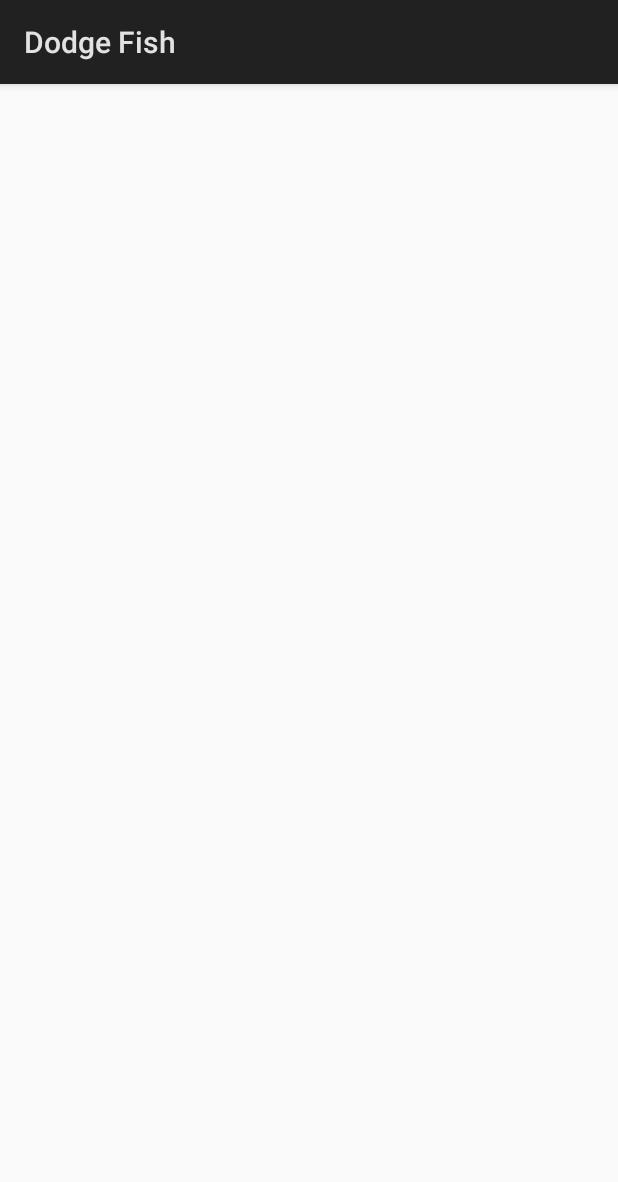
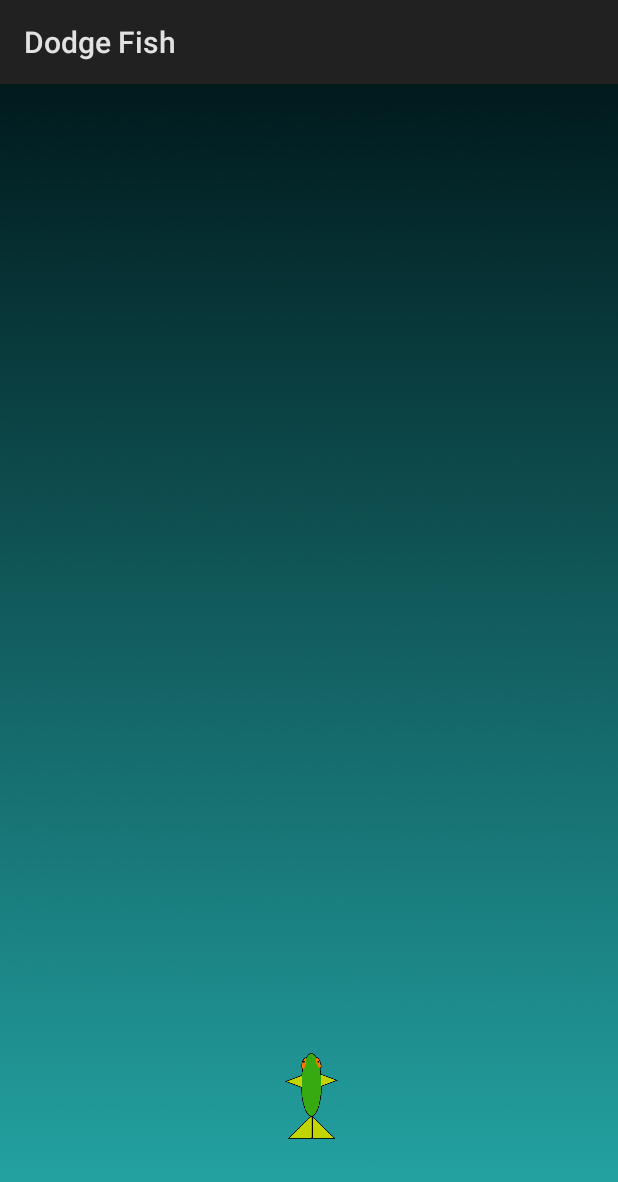
Before and after one commit to MGSE97/Dodge-Fish, an Android app: the layout activity_game.xml on its own in the app's theme, with its tools: preview values and no code run, on a phone screen of 412 x 824 dp. Shown: the top 1182 px of the screen. Run offline under Robolectric (Android 15) with nearby library versions, the phone set to English and light mode, and no system bars.

Commit message:
Game player

```diff
--- a/app/src/main/java/cz/mgsoft/gai0006/dodgefish/GameActivity.java
+++ b/app/src/main/java/cz/mgsoft/gai0006/dodgefish/GameActivity.java
@@ -7,11 +7,16 @@ import android.view.WindowManager;
 
 public class GameActivity extends Activity {
 
+    GameView gameView;
+
     @Override
     protected void onCreate(Bundle savedInstanceState) {
         this.requestWindowFeature(Window.FEATURE_NO_TITLE);
         getWindow().setFlags(WindowManager.LayoutParams.FLAG_FULLSCREEN, WindowManager.LayoutParams.FLAG_FULLSCREEN);
         super.onCreate(savedInstanceState);
         setContentView(R.layout.activity_game);
+
+        /*gameView = findViewById(R.id.DodgeFish);
+        gameView.Start();*/
     }
 }
--- /dev/null
+++ b/app/src/main/java/cz/mgsoft/gai0006/dodgefish/GameView.java
@@ -0,0 +1,182 @@
+package cz.mgsoft.gai0006.dodgefish;
+
+import android.content.Context;
+import android.graphics.Bitmap;
+import android.graphics.BitmapFactory;
+import android.graphics.Canvas;
+import android.graphics.Point;
+import android.graphics.Rect;
+import android.os.AsyncTask;
+import android.os.StrictMode;
+import android.util.AttributeSet;
+import android.util.Log;
+import android.util.Size;
+import android.view.View;
+
+import java.util.ArrayList;
+import java.util.HashMap;
+import java.util.Timer;
+import java.util.TimerTask;
+
+public class GameView extends View {
+
+    HashMap<String, Bitmap> Textures;
+    private boolean Stopped;
+    private int Force = 10;
+    private int Width;
+    private int Height;
+    private int MoveX;
+    private int MoveY;
+
+    private int UpdateDelay = 50;
+
+    private Size Size = new Size(7,12);
+    private Point Player = new Point(3,10);
+
+    private ArrayList<int[]> Spawns;
+
+    private int[] Map;
+
+    private Timer UpdateTimer;
+
+    public GameView(Context context) {
+        super(context);
+        init(context);
+    }
+
+    public GameView(Context context, AttributeSet attrs) {
+        super(context, attrs);
+        init(context);
+    }
+
+    public GameView(Context context, AttributeSet attrs, int defStyleAttr) {
+        super(context, attrs, defStyleAttr);
+        init(context);
+    }
+
+    protected void init(Context context) {
+        StrictMode.ThreadPolicy policy = new StrictMode.ThreadPolicy.Builder().permitAll().build();
+        StrictMode.setThreadPolicy(policy);
+
+        // Set textures
+        Textures = new HashMap<>();
+        AddTexture("sea", R.drawable.sea);
+        AddTexture("player", R.drawable.fish_player);
+        AddTexture("enemy", R.drawable.fish_enemy);
+
+        // Build spawns
+        Spawns = new ArrayList<>();
+        ArrayList<Integer> fishes = new ArrayList<>();
+        int[] data = new int[Size.getWidth()];
+        for (int count = 0; count < (Size.getWidth() - 1); count++)
+        {
+            combinationBuilder(fishes, data, 0, fishes.size(), 0, Size.getWidth());
+            Log.d("Game", "Combinations" + Integer.toString(Spawns.size()));
+            fishes.add(1);
+        }
+
+        // Update
+        UpdateTimer = new Timer();
+
+        // Create map
+        Map = new int[Size.getWidth()*Size.getHeight()];
+        for(int i = 0; i < Map.length; i++)
+            Map[i] = 0;
+
+        Log.d("Game", "Init Complete");
+    }
+
+    public void AddTexture(String name, int resource)
+    {
+        Textures.put(name, BitmapFactory.decodeResource(getResources(), resource));
+    }
+
+    public void Start()
+    {
+        Log.d("Game", "Started");
+        Stopped = false;
+        UpdateTimer.schedule(new TimerTask() {
+            @Override
+            public void run() {
+                Update();
+            }
+        }, UpdateDelay);
+    }
+
+    public void Stop()
+    {
+        Log.d("Game", "Stopped");
+        Stopped = true;
+        UpdateTimer.cancel();
+    }
+
+    protected void Update()
+    {
+        Log.d("Game", "Update");
+
+        // Move all enemies down
+        for(int y = Size.getHeight()-1; y > 0; y--)
+            for(int x = 0; x < Size.getWidth(); x++)
+                Map[y*Size.getWidth()+x] = Map[(y-1)*Size.getWidth()+x];
+
+        // ToDo Spawn new one
+
+        invalidate();
+    }
+
+    @Override
+    protected void onDraw(Canvas canvas) {
+        super.onDraw(canvas);
+        Log.d("Game", "Draw "+Integer.toString(Width)+","+Integer.toString(Height));
+        canvas.drawBitmap(Textures.get("sea"), null, new Rect(0,0, Width, Height), null);
+        canvas.drawBitmap(Textures.get("player"), null, GetFish(Player), null);
+    }
+
+    @Override
+    protected void onSizeChanged(int w, int h, int oldw, int oldh) {
+        Width = w;
+        Height = h;
+        MoveX = w/Size.getWidth();
+        MoveY = h/Size.getHeight();
+        super.onSizeChanged(w, h, oldw, oldh);
+    }
+
+    /* arr[]  ---> Input Array
+    data[] ---> Temporary array to store current combination
+    start & end ---> Staring and Ending indexes in arr[]
+    index  ---> Current index in data[]
+    r ---> Size of a combination to be printed */
+    protected void combinationBuilder(ArrayList<Integer> arr, int data[], int start, int end, int index, int size)
+    {
+        // Current combination is ready to be printed, print it
+        if (index == size)
+        {
+            Spawns.add(data);
+        }
+
+        // replace index with all possible elements. The condition
+        // "end-i+1 >= r-index" makes sure that including one element
+        // at index will make a combination with remaining elements
+        // at remaining positions
+        for (int i=start; i<=end && end-i+1 >= size-index; i++)
+        {
+            data[index] = arr.get(i);
+            combinationBuilder(arr, data, i+1, end, index+1, size);
+        }
+    }
+
+    protected Rect GetFish(Point position)
+    {
+        return new Rect(GetX(position.x),GetY(position.y),GetX(position.x+1), GetY(position.y+1));
+    }
+
+    protected int GetX(int x)
+    {
+        return MoveX*x;
+    }
+
+    protected int GetY(int y)
+    {
+        return MoveY*y;
+    }
+}
--- a/app/src/main/res/layout/activity_game.xml
+++ b/app/src/main/res/layout/activity_game.xml
@@ -6,4 +6,9 @@
     android:layout_height="match_parent"
     tools:context=".GameActivity">
 
+    <cz.mgsoft.gai0006.dodgefish.GameView
+        android:layout_width="match_parent"
+        android:layout_height="match_parent"
+        android:id="@+id/DodgeFish" />
+
 </android.support.constraint.ConstraintLayout>
```
Also changed, not shown: app/src/main/res/drawable-v24/fish_enemy.png (added), app/src/main/res/drawable-v24/fish_player.png (added), app/src/main/res/drawable-v24/sea.png (added), app/src/main/res/drawable/fish_enemy.png (added), app/src/main/res/drawable/fish_player.png (added), app/src/main/res/drawable/sea.png (added), 5 other files.
